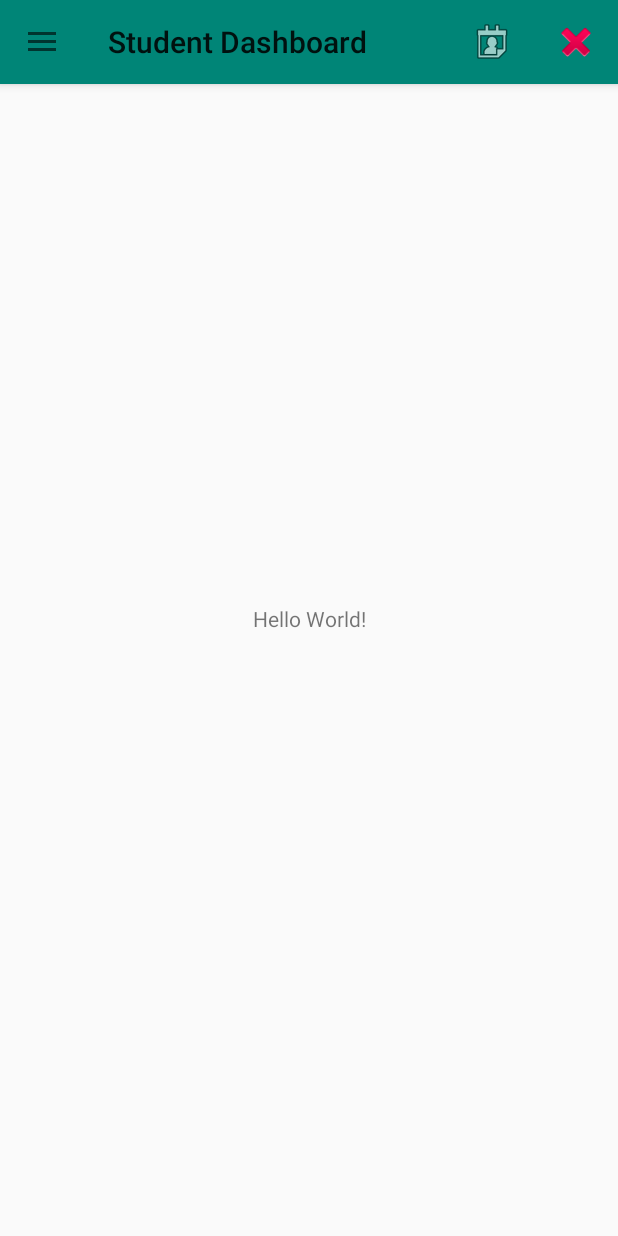
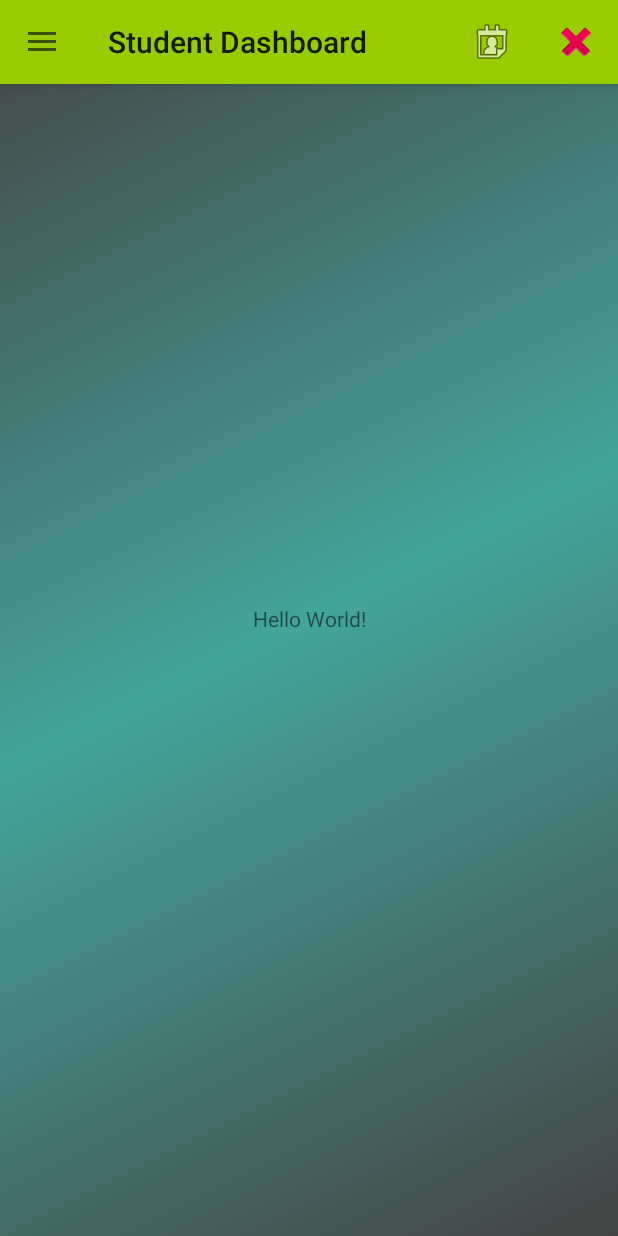
Before and after one commit to bloominstituteoftechnology/AndroidMenusDesign, an Android app: the screen it shows after launch (MainActivity), on a phone screen of 412 x 824 dp. Run offline under Robolectric (Android 15) with nearby library versions, the phone set to English and light mode, and no system bars.

Commit message:
Create gradient background for Activity Window

```diff
--- /dev/null
+++ b/app/src/main/res/drawable/gradient_background.xml
@@ -0,0 +1,10 @@
+<?xml version="1.0" encoding="utf-8"?>
+<shape xmlns:android="http://schemas.android.com/apk/res/android"
+    android:shape="rectangle">
+    <gradient
+        android:angle="135"
+        android:centerColor="@color/colorPrimary"
+        android:startColor="@color/gradientEnds"
+        android:endColor="@color/gradientEnds"
+        android:type="linear" />
+</shape>
--- a/app/src/main/res/layout/activity_main.xml
+++ b/app/src/main/res/layout/activity_main.xml
@@ -24,6 +24,7 @@
         </android.support.design.widget.AppBarLayout>
 
     <android.support.constraint.ConstraintLayout
+        android:background="@drawable/gradient_background"
         android:id="@+id/base_view"
         android:layout_width="match_parent"
         android:layout_height="match_parent">
@@ -43,7 +44,7 @@
     android:fitsSystemWindows="true"
     app:headerLayout="@layout/nav_drawer_header_layout"
     app:menu="@menu/nav_drawer_menu"
-    android:background="@android:color/holo_green_dark"
+    android:background="@android:color/holo_green_light"
     android:id="@+id/nav_view"
     android:layout_gravity="start"
     android:layout_width="wrap_content"
--- a/app/src/main/res/values/colors.xml
+++ b/app/src/main/res/values/colors.xml
@@ -1,6 +1,7 @@
 <?xml version="1.0" encoding="utf-8"?>
 <resources>
-    <color name="colorPrimary">#008577</color>
+    <color name="colorPrimary">#BB008577</color>
     <color name="colorPrimaryDark">#00574B</color>
     <color name="colorAccent">#D81B60</color>
+    <color name="gradientEnds">#BB000000</color>
 </resources>
--- a/app/src/main/res/values/styles.xml
+++ b/app/src/main/res/values/styles.xml
@@ -3,8 +3,8 @@
     <!-- Base application theme. -->
     <style name="AppTheme" parent="Theme.AppCompat.Light.NoActionBar">
         <!-- Customize your theme here. -->
-        <item name="colorPrimary">@color/colorPrimary</item>
-        <item name="colorPrimaryDark">@color/colorPrimaryDark</item>
+        <item name="colorPrimary">@android:color/holo_green_light</item>
+        <item name="colorPrimaryDark">@android:color/holo_green_dark</item>
         <item name="colorAccent">@color/colorAccent</item>
     </style>
 
```
